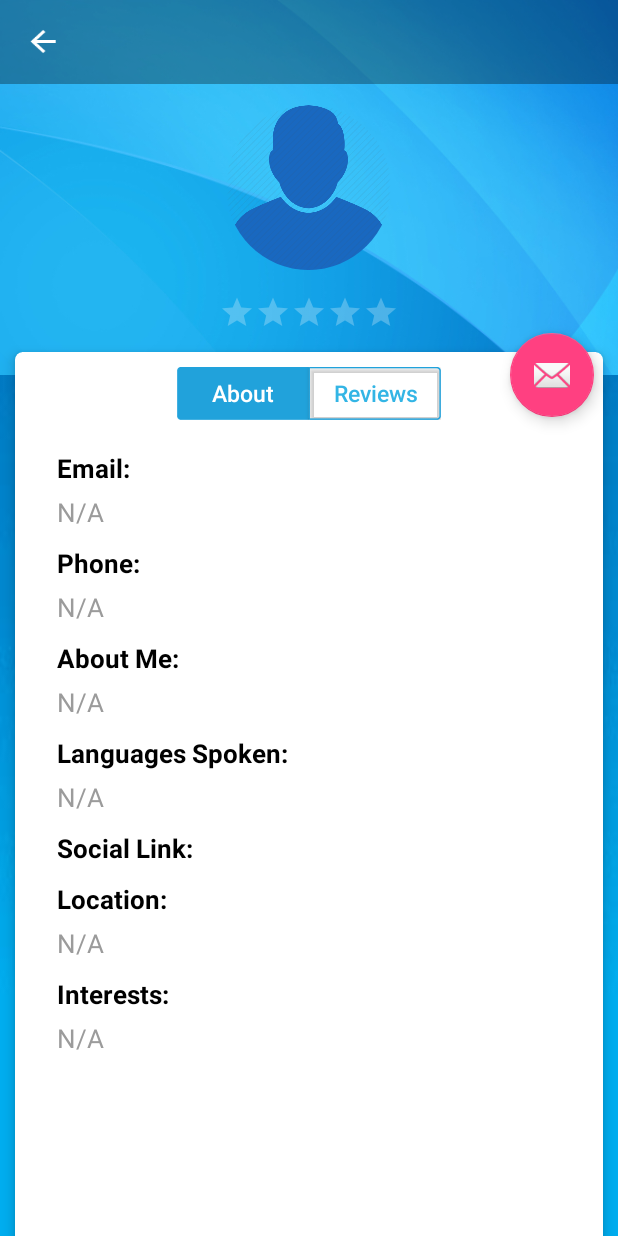
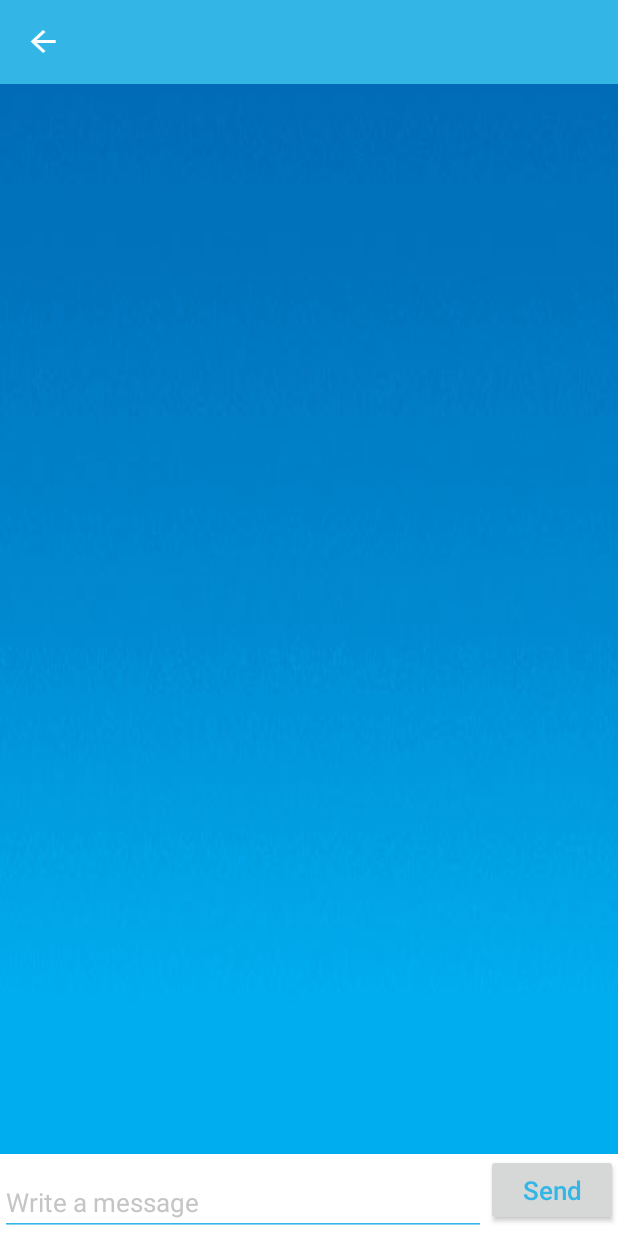
Before and after one commit to ntanduc2288/travelGuide, an Android app: the fragment UserProfileFragment placed in its activity, after a tap on an icon or button, on a phone screen of 412 x 824 dp. Run offline under Robolectric (Android 15) with nearby library versions, the phone set to English and light mode, and no system bars; our stand-ins replace ButterKnife; libraries missing offline, so code that uses them is left out: com.afollestad.materialdialogs, com.mikhaellopez.circularimageview, com.nostra13.universalimageloader, com.yalantis.ucrop; plain views replace CircularImageView; 18 statements that could not run were skipped.

Commit message:
Added chat fragment UI

```diff
--- a/travelGuide/app/src/main/java/com/travel/travelguide/activity/SplashActivity.java
+++ b/travelGuide/app/src/main/java/com/travel/travelguide/activity/SplashActivity.java
@@ -96,7 +96,7 @@ public class SplashActivity extends BaseActivity {
     }
 
     private void createQBSession(){
-        QBManager.getInstance().createSession(this, new GeneralCallback<QBSession>(this){
+        QBManager.getInstance().createSession(new GeneralCallback<QBSession>(this){
 
             @Override
             public void success(QBSession o) {
--- /dev/null
+++ b/travelGuide/app/src/main/java/com/travel/travelguide/fragment/ChatFragment.java
@@ -0,0 +1,103 @@
+package com.travel.travelguide.fragment;
+
+import android.support.v7.widget.AppCompatButton;
+import android.support.v7.widget.AppCompatEditText;
+import android.support.v7.widget.AppCompatTextView;
+import android.view.View;
+
+import com.afollestad.materialdialogs.MaterialDialog;
+import com.travel.travelguide.Object.User;
+import com.travel.travelguide.R;
+import com.travel.travelguide.presenter.chat.ChatPresenter;
+import com.travel.travelguide.presenter.chat.ChatPresenterImpl;
+import com.travel.travelguide.presenter.chat.ChatView;
+
+import butterknife.Bind;
+
+/**
+ * Created by user on 5/30/16.
+ */
+public class ChatFragment extends BaseFragment implements ChatView, View.OnClickListener{
+    @Bind(R.id.title)
+    AppCompatTextView lblTitle;
+    @Bind(R.id.back_button)
+    AppCompatButton btnBack;
+    @Bind(R.id.button_send)
+    AppCompatButton btnSend;
+    @Bind(R.id.edittext_chat)
+    AppCompatEditText txtChatView;
+
+    User userChat;
+    private MaterialDialog dialog;
+    ChatPresenter chatPresenter;
+    public static ChatFragment newInstance(User bkUser){
+        ChatFragment chatFragment = new ChatFragment();
+        chatFragment.setUserChat(bkUser);
+        return chatFragment;
+    }
+
+    private void setUserChat(User userChat) {
+        this.userChat = userChat;
+    }
+
+    @Override
+    protected int getLayoutId() {
+        return R.layout.chat_fragment;
+    }
+
+    @Override
+    protected void setupViews() {
+        btnBack.setOnClickListener(this);
+        btnSend.setOnClickListener(this);
+        bindUser(userChat);
+        chatPresenter = new ChatPresenterImpl(this);
+
+    }
+
+    @Override
+    public void showLoading() {
+        if (dialog == null) {
+            dialog = new MaterialDialog.Builder(getActivity())
+                    .content(getString(R.string.loading_three_dot))
+                    .progress(true, 0)
+                    .cancelable(false)
+                    .build();
+        }
+
+        if(dialog.isShowing()){
+            return;
+        }
+
+        dialog.show();
+    }
+
+    @Override
+    public void hideLoading() {
+        if (dialog != null)
+            dialog.dismiss();
+    }
+
+    @Override
+    public void bindUser(User user) {
+        lblTitle.setText(user.getName());
+    }
+
+    @Override
+    public void onClick(View v) {
+        switch (v.getId()) {
+            case R.id.back_button:
+                getActivity().onBackPressed();
+                break;
+            case R.id.button_send:
+                chatPresenter.sendMessage(userChat, txtChatView.getText().toString().trim());
+                break;
+        }
+    }
+
+    @Override
+    public void onDestroyView() {
+        chatPresenter.destroy();
+        chatPresenter = null;
+        super.onDestroyView();
+    }
+}
--- a/travelGuide/app/src/main/java/com/travel/travelguide/fragment/MapGuideFragment.java
+++ b/travelGuide/app/src/main/java/com/travel/travelguide/fragment/MapGuideFragment.java
@@ -91,7 +91,7 @@ public class MapGuideFragment extends BaseFragment implements OnMapReadyCallback
 
         //Init search place fragment
         SupportPlaceAutocompleteFragment placeAutocompleteFragment = (SupportPlaceAutocompleteFragment) getChildFragmentManager().findFragmentById(R.id.autocomplete_fragment);
-        placeAutocompleteFragment.setHint(getString(R.string.search_a_location));
+        placeAutocompleteFragment.setHint(getString(R.string.search_your_destination));
         placeAutocompleteFragment.setOnPlaceSelectedListener(this);
 
         btnLogout.setOnClickListener(this);
--- a/travelGuide/app/src/main/java/com/travel/travelguide/fragment/UserProfileFragment.java
+++ b/travelGuide/app/src/main/java/com/travel/travelguide/fragment/UserProfileFragment.java
@@ -18,6 +18,7 @@ import com.nostra13.universalimageloader.core.ImageLoader;
 import com.travel.travelguide.Object.User;
 import com.travel.travelguide.R;
 import com.travel.travelguide.adapter.UserProfileAdapter;
+import com.travel.travelguide.manager.TransactionManager;
 import com.travel.travelguide.presenter.userProfile.IUserProfileView;
 
 import butterknife.Bind;
@@ -146,7 +147,7 @@ public class UserProfileFragment extends BaseFragment implements IUserProfileVie
                 getActivity().onBackPressed();
                 break;
             case R.id.fab:
-                Toast.makeText(getActivity().getApplicationContext(), "Chat feature. Comming soon", Toast.LENGTH_SHORT).show();
+                TransactionManager.getInstance().addFragment(getFragmentManager(), ChatFragment.newInstance(user));
                 break;
             case R.id.btn_about:
                 selectAboutTab();
--- a/travelGuide/app/src/main/java/com/travel/travelguide/manager/TransactionManager.java
+++ b/travelGuide/app/src/main/java/com/travel/travelguide/manager/TransactionManager.java
@@ -13,7 +13,7 @@ import android.view.View;
 import com.travel.travelguide.R;
 
 /**
- * Created by user on 4/22/16.
+ * Created by bkUser on 4/22/16.
  */
 public class TransactionManager {
     private static TransactionManager instance;
--- a/travelGuide/app/src/main/java/com/travel/travelguide/presenter/BasePresenters.java
+++ b/travelGuide/app/src/main/java/com/travel/travelguide/presenter/BasePresenters.java
@@ -4,11 +4,17 @@ package com.travel.travelguide.presenter;
  * Created by user on 5/27/16.
  */
 public abstract class BasePresenters<T> {
+    T t;
     public boolean viewIsValid(T basePresenter) {
+        t = basePresenter;
         if (basePresenter != null) {
             return true;
         } else {
             return false;
         }
     }
+
+    public void destroy(){
+        t = null;
+    }
 }
--- /dev/null
+++ b/travelGuide/app/src/main/java/com/travel/travelguide/presenter/chat/ChatPresenter.java
@@ -0,0 +1,12 @@
+package com.travel.travelguide.presenter.chat;
+
+import com.travel.travelguide.Object.User;
+import com.travel.travelguide.presenter.BasePresenters;
+
+/**
+ * Created by user on 5/30/16.
+ */
+public abstract class ChatPresenter extends BasePresenters{
+    public abstract void sendMessage(User user, String message);
+
+}
--- /dev/null
+++ b/travelGuide/app/src/main/java/com/travel/travelguide/presenter/chat/ChatPresenterImpl.java
@@ -0,0 +1,23 @@
+package com.travel.travelguide.presenter.chat;
+
+import com.travel.travelguide.Object.User;
+
+/**
+ * Created by user on 5/30/16.
+ */
+public class ChatPresenterImpl extends ChatPresenter {
+    ChatView chatView;
+    public ChatPresenterImpl(ChatView chatView) {
+        this.chatView = chatView;
+    }
+
+    @Override
+    public void sendMessage(User user, String message) {
+
+    }
+
+    @Override
+    public void destroy() {
+        super.destroy();
+    }
+}
--- /dev/null
+++ b/travelGuide/app/src/main/java/com/travel/travelguide/presenter/chat/ChatView.java
@@ -0,0 +1,15 @@
+package com.travel.travelguide.presenter.chat;
+
+import android.content.Context;
+
+import com.travel.travelguide.Object.User;
+
+/**
+ * Created by user on 5/30/16.
+ */
+public interface ChatView {
+    void showLoading();
+    void hideLoading();
+    Context getContext();
+    void bindUser(User user);
+}
--- /dev/null
+++ b/travelGuide/app/src/main/res/layout/chat_fragment.xml
@@ -0,0 +1,45 @@
+<?xml version="1.0" encoding="utf-8"?>
+<RelativeLayout xmlns:android="http://schemas.android.com/apk/res/android"
+    android:layout_width="match_parent"
+    android:layout_height="match_parent"
+    android:background="@drawable/bg_blue3"
+    android:orientation="vertical">
+
+    <include layout="@layout/toolbar" />
+
+    <android.support.v7.widget.RecyclerView
+        android:id="@+id/recyclerview_chat"
+        android:layout_width="match_parent"
+        android:layout_height="match_parent"
+        android:layout_above="@+id/bottom_container"
+        android:layout_below="@+id/toolbar"></android.support.v7.widget.RecyclerView>
+
+    <RelativeLayout
+        android:id="@+id/bottom_container"
+        android:layout_width="match_parent"
+        android:layout_height="wrap_content"
+        android:layout_alignParentBottom="true"
+        android:background="@color/color_white">
+
+        <android.support.v7.widget.AppCompatEditText
+            android:id="@+id/edittext_chat"
+            style="@style/EdittextStyle"
+            android:layout_width="match_parent"
+            android:layout_height="wrap_content"
+            android:layout_toLeftOf="@+id/button_send"
+            android:hint="@string/write_a_message"
+            android:scrollbars="vertical"
+            android:maxHeight="100dp"
+            android:maxLines="5" />
+
+        <android.support.v7.widget.AppCompatButton
+            android:id="@+id/button_send"
+            style="@style/buttonStyle"
+            android:layout_width="wrap_content"
+            android:layout_height="wrap_content"
+            android:layout_alignParentRight="true"
+            android:text="@string/send" />
+    </RelativeLayout>
+
+
+</RelativeLayout>
--- a/travelGuide/app/src/main/res/layout/settings_fragment.xml
+++ b/travelGuide/app/src/main/res/layout/settings_fragment.xml
@@ -52,7 +52,7 @@
                 <android.support.v7.widget.AppCompatButton
                     android:id="@+id/button_message"
                     style="@style/buttonStyleSetting"
-                    android:text="@string/edit_personal_info" />
+                    android:text="@string/messages" />
 
                 <View
                     android:layout_width="fill_parent"
--- a/travelGuide/app/src/main/res/values/strings.xml
+++ b/travelGuide/app/src/main/res/values/strings.xml
@@ -418,4 +418,8 @@
     <string name="edit_personal_info">Edit personal info</string>
     <string name="add_edit_travel_itinerary">Add / Edit travel itinerary</string>
     <string name="invite_friends">Invite friends</string>
+    <string name="search_your_destination">Search your destination</string>
+    <string name="messages">Messages</string>
+    <string name="send">Send</string>
+    <string name="write_a_message">Write a message</string>
 </resources>
```
Also changed, not shown: travelGuide/app/src/main/java/com/travel/travelguide/Object/User.java (+10 -0 lines), travelGuide/app/src/main/java/com/travel/travelguide/manager/QBManager.java (+7 -3 lines), travelGuide/app/src/main/java/com/travel/travelguide/manager/UserManager.java (+64 -24 lines), travelGuide/app/src/main/java/com/travel/travelguide/services/ChatQBService.java (deleted, +0 -25 lines), travelGuide/app/src/main/java/com/travel/travelguide/services/CustomQBChatService.java (added, +84 -0 lines), travelGuide/app/src/main/res/layout/map_guide_fragment.xml (+11 -5 lines).
